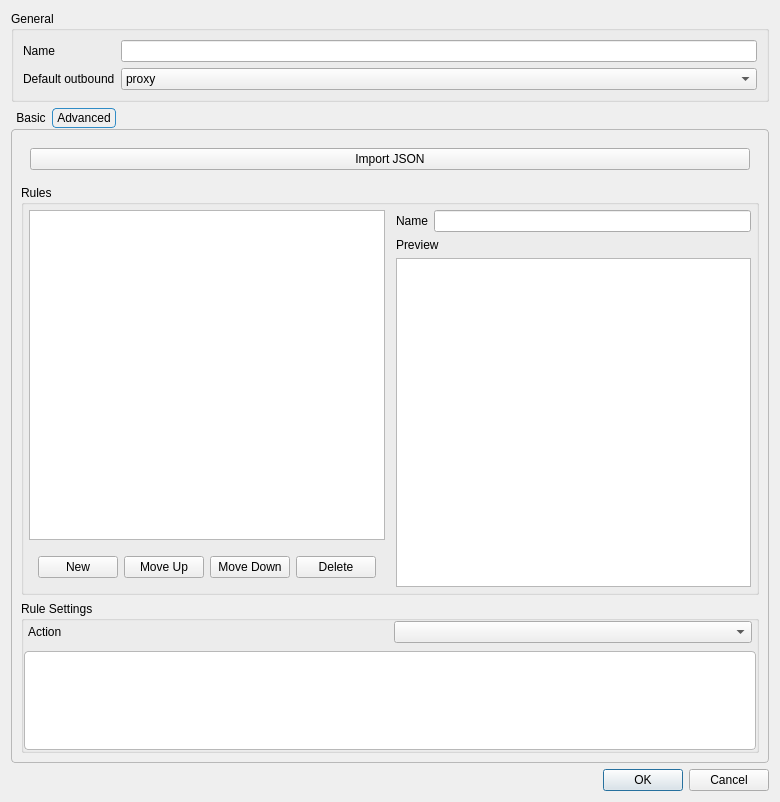
Qt form include/ui/setting/RouteItem.ui (shengmo0210/Throne) before a commit.
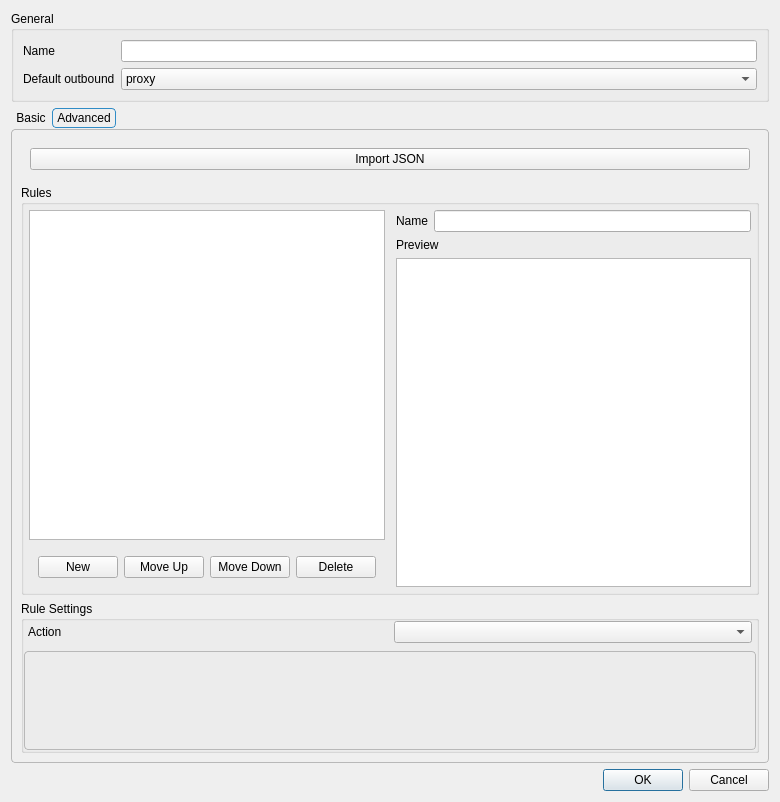
The same form after that commit. The open tabs and pages were chosen to show the change.

Patch:
```diff
--- a/include/ui/setting/RouteItem.ui
+++ b/include/ui/setting/RouteItem.ui
@@ -369,7 +369,6 @@
             <property name="styleSheet">
              <string notr="true">QTabWidget::pane {
     margin-top: 1px;
-    background: palette(base);
     border: 1px solid palette(mid);
     border-radius: 4px;
 }
@@ -380,9 +379,6 @@
 }
 
 QTabBar::tab {
-    background-color: palette(button);
-    color: palette(button-text);
-
     border: 1px solid palette(midlight);
     border-radius: 4px;
 
@@ -392,7 +388,6 @@
 
 QTabBar::tab:selected {
     border: 1px solid palette(highlight);
-    background-color: palette(window); 
 }
 
 QTabBar::tab:!selected {
```
Left out of the diff: 1 changed line with no effect on the pictures.
